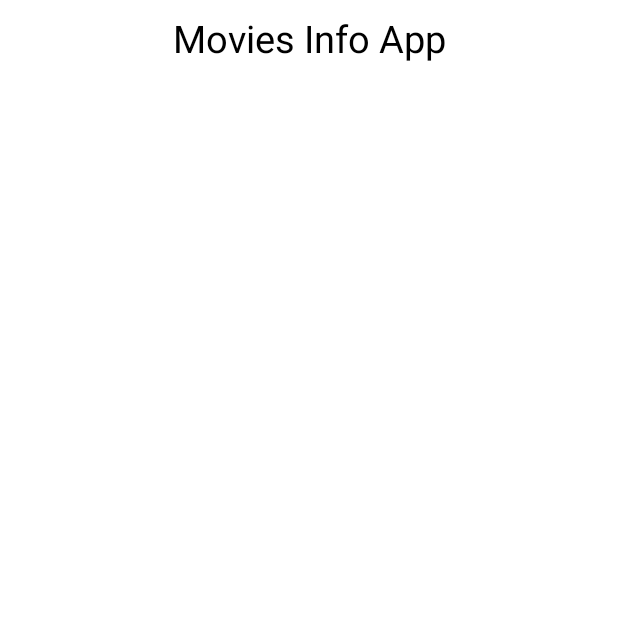
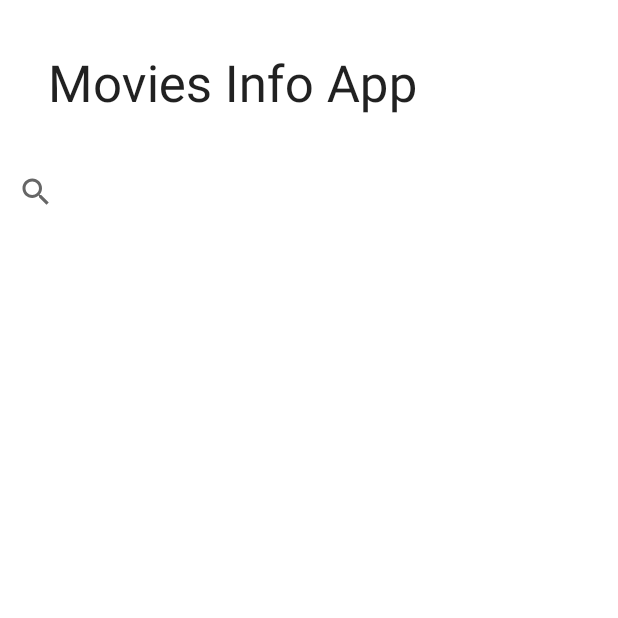
Before and after one commit to dunghoangtrung125/Movies-Info-App, an Android app: the screen it shows after launch (MovieListActivity), on a phone screen of 412 x 824 dp, the top half of it. Run offline under Robolectric (Android 15) with nearby library versions, the phone set to English and light mode, and no system bars; pictures from the network do not load.

Commit message:
Implement search view

```diff
--- a/app/src/main/java/com/trungdunghoang125/moviesinfoapp/MovieListActivity.java
+++ b/app/src/main/java/com/trungdunghoang125/moviesinfoapp/MovieListActivity.java
@@ -1,7 +1,10 @@
 package com.trungdunghoang125.moviesinfoapp;
 
+import android.graphics.Color;
 import android.os.Bundle;
 import android.util.Log;
+import android.widget.SearchView;
+import android.widget.Toast;
 
 import androidx.appcompat.app.AppCompatActivity;
 import androidx.lifecycle.Observer;
@@ -9,6 +12,7 @@ import androidx.lifecycle.ViewModelProvider;
 import androidx.recyclerview.widget.LinearLayoutManager;
 import androidx.recyclerview.widget.RecyclerView;
 
+import com.google.android.material.appbar.MaterialToolbar;
 import com.trungdunghoang125.moviesinfoapp.adapter.ItemClick;
 import com.trungdunghoang125.moviesinfoapp.adapter.MovieListAdapter;
 import com.trungdunghoang125.moviesinfoapp.model.MovieModel;
@@ -21,19 +25,27 @@ public class MovieListActivity extends AppCompatActivity implements ItemClick {
     private MovieListViewModel viewModel;
     private RecyclerView rcMovieList;
     private MovieListAdapter adapter;
+    private SearchView searchView;
 
     @Override
     protected void onCreate(Bundle savedInstanceState) {
         super.onCreate(savedInstanceState);
         setContentView(R.layout.activity_main);
+        searchView = findViewById(R.id.search_view);
+        rcMovieList = findViewById(R.id.rc_movie_list);
 
-        rcMovieList = findViewById(R.id.rc_movie_list);
+        // instance of viewModel
         viewModel = new ViewModelProvider(this).get(MovieListViewModel.class);
+
+        // set support for action bar
+        MaterialToolbar toolbar = findViewById(R.id.toolbar);
+        setSupportActionBar(toolbar);
+        toolbar.setTitleTextColor(Color.BLACK);
 
         // Observe any data change
         configRecyclerViewMovie();
         observerDataChange();
-        searchMoviesApi("Harry potter", 1);
+        setUpSearchView();
     }
 
     private void configRecyclerViewMovie() {
@@ -42,17 +54,13 @@ public class MovieListActivity extends AppCompatActivity implements ItemClick {
         rcMovieList.setLayoutManager(new LinearLayoutManager(this));
     }
 
-    private void searchMoviesApi(String query, int pageNum) {
-        viewModel.searchMoviesApi(query, pageNum);
-    }
-
     private void observerDataChange() {
         viewModel.getMovies().observe(this, new Observer<List<MovieModel>>() {
             @Override
             public void onChanged(List<MovieModel> movieModels) {
                 if (movieModels != null) {
                     for (MovieModel movie : movieModels) {
-                        Log.d(TAG, "onChanged: " + movie.getRuntime());
+                        Log.d(TAG, "onChanged: " + movie.getTitle());
                         adapter.setMovieList(movieModels);
                     }
                 }
@@ -60,9 +68,24 @@ public class MovieListActivity extends AppCompatActivity implements ItemClick {
         });
     }
 
+    private void setUpSearchView() {
+        searchView.setOnQueryTextListener(new SearchView.OnQueryTextListener() {
+            @Override
+            public boolean onQueryTextSubmit(String query) {
+                viewModel.searchMoviesApi(query, 1);
+                return false;
+            }
+
+            @Override
+            public boolean onQueryTextChange(String newText) {
+                return false;
+            }
+        });
+    }
+
     @Override
     public void onItemClick(int pos) {
-
+        Toast.makeText(this, "Item at " + pos + " clicked", Toast.LENGTH_SHORT).show();
     }
 
     @Override
--- a/app/src/main/java/com/trungdunghoang125/moviesinfoapp/adapter/MovieListAdapter.java
+++ b/app/src/main/java/com/trungdunghoang125/moviesinfoapp/adapter/MovieListAdapter.java
@@ -78,7 +78,7 @@ public class MovieListAdapter extends RecyclerView.Adapter<MovieListAdapter.View
         public void bind(MovieModel movieModel, ViewHolder holder) {
             title.setText(movieModel.getTitle());
             release_date.setText(movieModel.getReleaseDate());
-            //duration.setText(movieModel.getRuntime());
+            duration.setText(String.valueOf(movieModel.getMovieId()));
             rating.setRating(movieModel.getVoteAverage() / 2);
             // Glide to load image
             String url = movieModel.getPosterPath();
--- a/app/src/main/java/com/trungdunghoang125/moviesinfoapp/request/MovieApiClient.java
+++ b/app/src/main/java/com/trungdunghoang125/moviesinfoapp/request/MovieApiClient.java
@@ -58,7 +58,7 @@ public class MovieApiClient {
             public void run() {
                 handler.cancel(true);
             }
-        }, 1000, TimeUnit.MILLISECONDS);
+        }, 10000, TimeUnit.MILLISECONDS);
     }
 
     private class RetrieveMovies implements Runnable {
--- a/app/src/main/java/com/trungdunghoang125/moviesinfoapp/response/MovieSearchResponse.java
+++ b/app/src/main/java/com/trungdunghoang125/moviesinfoapp/response/MovieSearchResponse.java
@@ -13,9 +13,11 @@ import java.util.List;
 // multiple movie request
 public class MovieSearchResponse {
     @SerializedName("total_results")
+    @Expose
     private int mTotalCount;
 
     @SerializedName("results")
+    @Expose
     private List<MovieModel> mMoviesList;
 
     public int getTotalCount() {
--- a/app/src/main/res/layout/activity_main.xml
+++ b/app/src/main/res/layout/activity_main.xml
@@ -1,29 +1,49 @@
 <?xml version="1.0" encoding="utf-8"?>
-<androidx.constraintlayout.widget.ConstraintLayout xmlns:android="http://schemas.android.com/apk/res/android"
+<androidx.coordinatorlayout.widget.CoordinatorLayout xmlns:android="http://schemas.android.com/apk/res/android"
     xmlns:app="http://schemas.android.com/apk/res-auto"
     xmlns:tools="http://schemas.android.com/tools"
     android:layout_width="match_parent"
     android:layout_height="match_parent"
     tools:context=".MovieListActivity">
 
-    <TextView
-        android:id="@+id/app_bar"
+    <com.google.android.material.appbar.AppBarLayout
+        style="@style/ThemeOverlay.MaterialComponents.Dark.ActionBar"
         android:layout_width="match_parent"
         android:layout_height="wrap_content"
-        android:gravity="center"
-        android:padding="8dp"
-        android:text="@string/app_name"
-        android:textColor="@color/black"
-        android:textSize="25sp"
-        app:layout_constraintEnd_toEndOf="parent"
-        app:layout_constraintStart_toStartOf="parent"
-        app:layout_constraintTop_toTopOf="parent" />
+        android:backgroundTint="@color/white">
 
-    <androidx.recyclerview.widget.RecyclerView
-        android:id="@+id/rc_movie_list"
+        <com.google.android.material.appbar.CollapsingToolbarLayout
+            android:layout_width="match_parent"
+            android:layout_height="100dp"
+            app:layout_scrollFlags="scroll|exitUntilCollapsed">
+
+            <com.google.android.material.appbar.MaterialToolbar
+                android:id="@+id/toolbar"
+                android:layout_width="match_parent"
+                android:layout_height="?android:attr/actionBarSize"
+                app:layout_collapseMode="pin"
+                app:layout_scrollFlags="scroll|enterAlways" />
+
+        </com.google.android.material.appbar.CollapsingToolbarLayout>
+
+        <SearchView
+            android:id="@+id/search_view"
+            android:layout_width="match_parent"
+            android:layout_height="?attr/actionBarSize"
+            android:queryHint="Search a movie"/>
+
+    </com.google.android.material.appbar.AppBarLayout>
+
+    <androidx.core.widget.NestedScrollView
         android:layout_width="match_parent"
-        android:layout_height="0dp"
-        app:layout_constraintBottom_toBottomOf="parent"
-        app:layout_constraintTop_toBottomOf="@+id/app_bar" />
+        android:layout_height="match_parent"
+        app:layout_behavior="@string/appbar_scrolling_view_behavior">
 
-</androidx.constraintlayout.widget.ConstraintLayout>
+        <androidx.recyclerview.widget.RecyclerView
+            android:id="@+id/rc_movie_list"
+            android:layout_width="match_parent"
+            android:layout_height="match_parent" />
+
+    </androidx.core.widget.NestedScrollView>
+
+</androidx.coordinatorlayout.widget.CoordinatorLayout>
--- a/app/src/main/res/xml/network_security_config.xml
+++ b/app/src/main/res/xml/network_security_config.xml
@@ -1,6 +1,6 @@
 <?xml version="1.0" encoding="utf-8"?>
 <network-security-config>
-    <domain-config cleartextTrafficPermitted="true">
+    <domain-config>
         <domain includeSubdomains="true">api.themoviedb.org</domain>
     </domain-config>
 </network-security-config>
```
Also changed, not shown: app/src/main/AndroidManifest.xml (+6 -2 lines), app/src/main/res/layout/movie_list_item.xml (+5 -2 lines).
